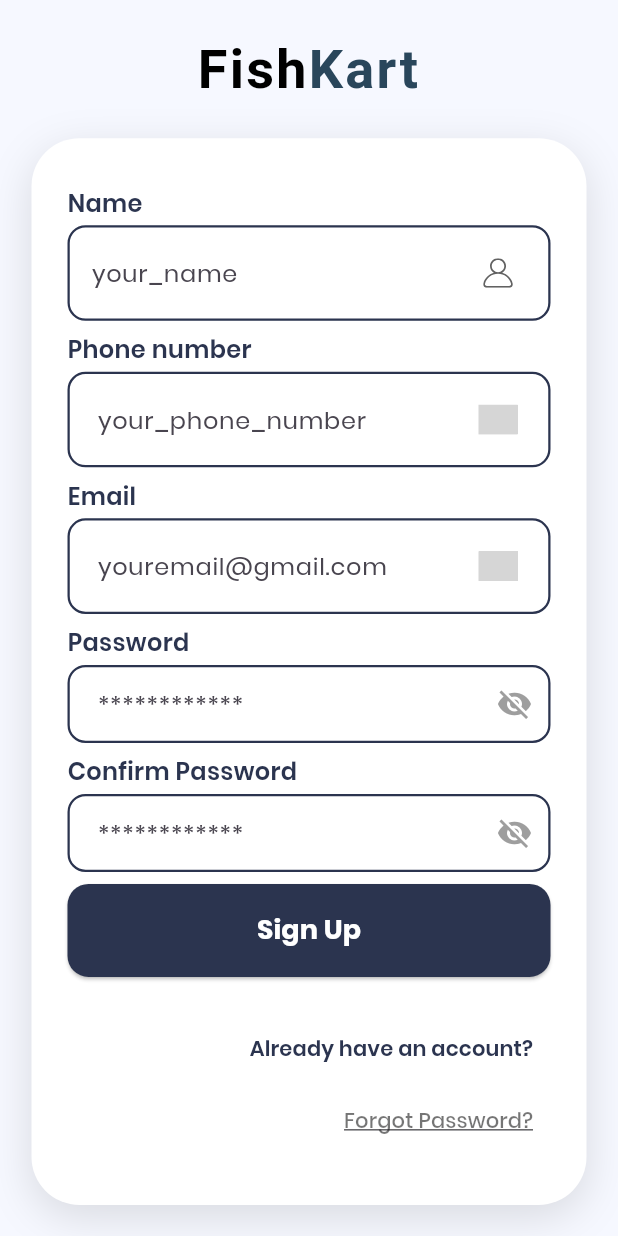
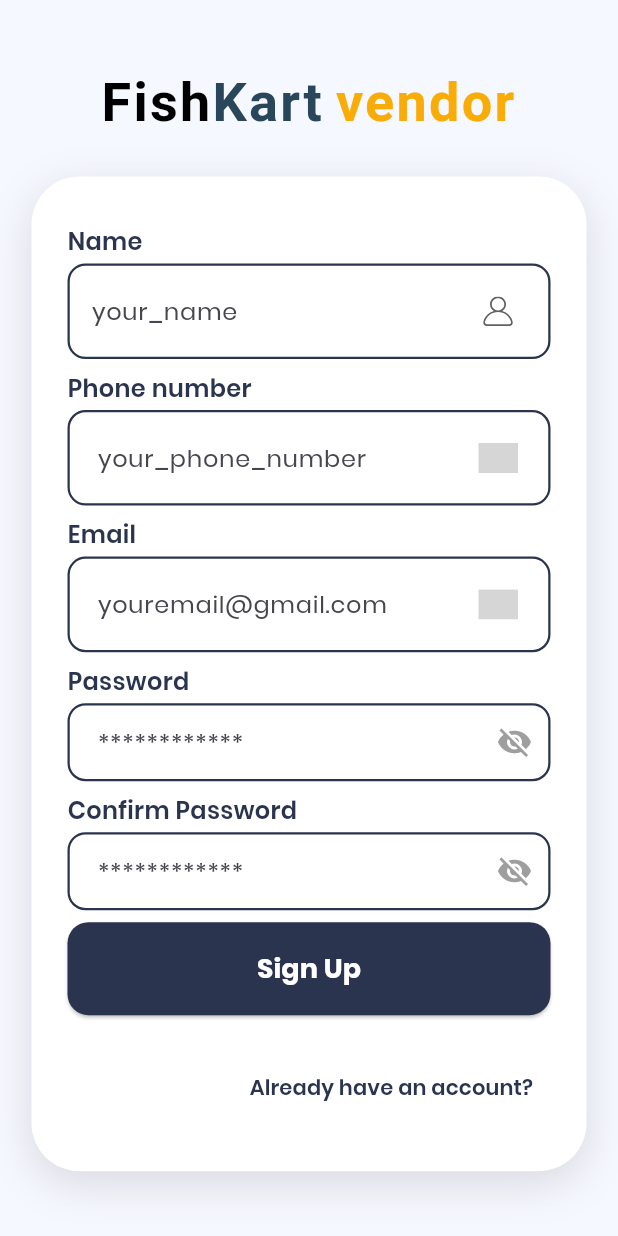
Before and after one commit to Afnanafsal/fishkart_vendor, a Flutter app: the screen it shows after launch, after a tap on "Sign Up", on a phone screen of 412 x 824 dp. Run offline on Flutter 3.47's test engine with Material 3 defaults, Android fonts, the phone set to English and light mode, and no system bars; our stand-ins replace cloud_firestore, firebase_auth, firebase_core, flutter_riverpod, flutter_svg, google_sign_in and 7 more; missing offline and left inert: enum_to_string, flutter_facebook_auth; accounts and stored records are empty; grey boxes are pictures that could not be loaded.

Commit message:
feat(branding): add 'vendor' label to branding in multiple screens

```diff
--- a/lib/screens/sign_in/components/body.dart
+++ b/lib/screens/sign_in/components/body.dart
@@ -38,6 +38,11 @@ class Body extends StatelessWidget {
                     TextSpan(
                       text: 'Kart',
                       style: TextStyle(color: Color(0xFF29465B)),
+                    ),
+                    WidgetSpan(child: SizedBox(width: 8)),
+                    TextSpan(
+                      text: 'vendor',
+                      style: TextStyle(color: Color.fromARGB(255, 249, 172, 7)),
                     ),
                   ],
                 ),
--- a/lib/screens/sign_up/components/body.dart
+++ b/lib/screens/sign_up/components/body.dart
@@ -33,6 +33,11 @@ class Body extends StatelessWidget {
                     TextSpan(
                       text: 'Kart',
                       style: TextStyle(color: Color(0xFF29465B)),
+                    ),
+                    WidgetSpan(child: SizedBox(width: 8)),
+                    TextSpan(
+                      text: 'vendor',
+                      style: TextStyle(color: Color.fromARGB(255, 249, 172, 7)),
                     ),
                   ],
                 ),
@@ -79,19 +84,7 @@ class Body extends StatelessWidget {
                                 ),
                               ),
                             ),
-                            TextButton(
-                              onPressed: () {
-                                // TODO: Navigate to forgot password screen
-                              },
-                              child: Text(
-                                "Forgot Password?",
-                                style: TextStyle(
-                                  color: Colors.black54,
-                                  fontSize: 14,
-                                  decoration: TextDecoration.underline,
-                                ),
-                              ),
-                            ),
+
                           ],
                         ),
                       ],
--- a/lib/screens/splash/splash_screen.dart
+++ b/lib/screens/splash/splash_screen.dart
@@ -95,6 +95,11 @@ class _SplashScreenState extends State<SplashScreen>
                       text: 'Kart',
                       style: TextStyle(color: Color(0xFF29465B)),
                     ),
+                    WidgetSpan(child: SizedBox(width: 8)),
+                    TextSpan(
+                      text: 'vendor',
+                      style: TextStyle(color: Color.fromARGB(255, 249, 172, 7)),
+                    ),
                   ],
                 ),
               ),
```
Also changed, not shown: lib/screens/forgot_password/components/body.dart (+13 -2 lines).
